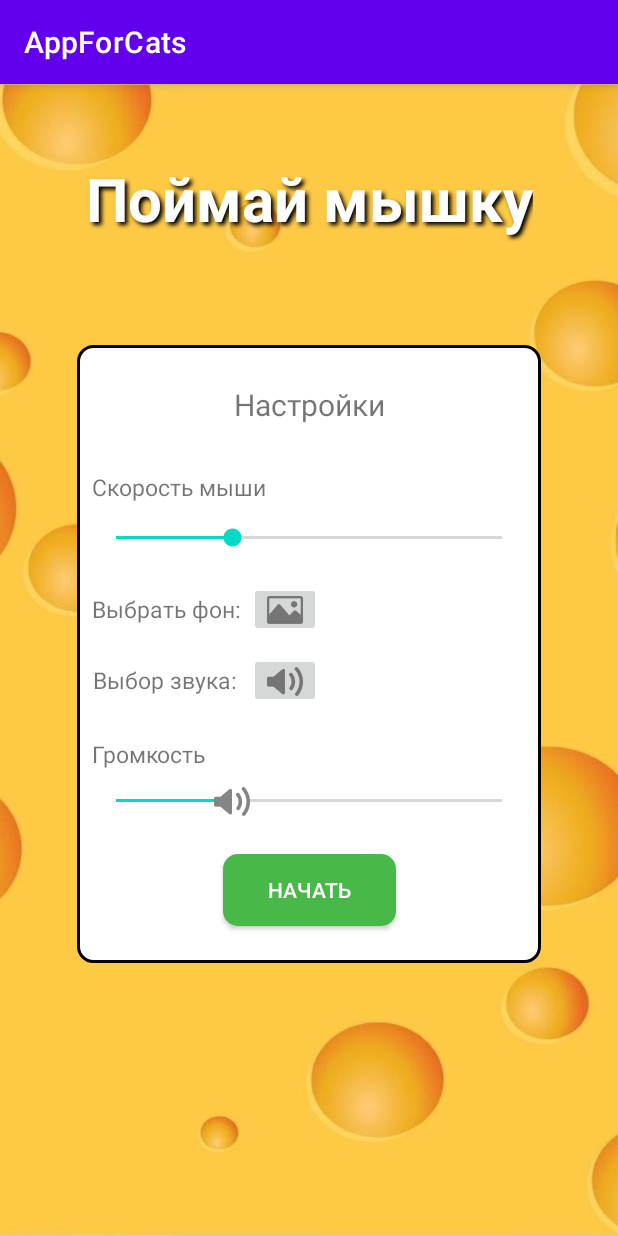
After one commit to ArtyomBY/MaxArt_AppForCats, an Android app: the CatchTheMouseActivity screen opened directly, with no data from a screen before it, on a phone screen of 412 x 824 dp. The commit adds this screen. Run offline under Robolectric (Android 15) with nearby library versions, the phone set to English and light mode, and no system bars.

Commit message:
Catch the mouse game (patch 1)

```diff
--- a/app/src/main/AndroidManifest.xml
+++ b/app/src/main/AndroidManifest.xml
@@ -2,7 +2,7 @@
 <manifest xmlns:android="http://schemas.android.com/apk/res/android"
     package="com.maxart.appforcats">
 
-    <uses-permission android:name="android.permission.INTERNET"/>
+    <uses-permission android:name="android.permission.INTERNET" />
 
     <application
         android:allowBackup="true"
@@ -11,7 +11,9 @@
         android:roundIcon="@mipmap/ic_launcher_round"
         android:supportsRtl="true"
         android:theme="@style/Theme.AppForCats">
-
+        <activity
+            android:name=".CatchTheMouseActivity"
+            android:exported="false" />
         <activity
             android:name=".MainActivity"
             android:exported="true">
--- /dev/null
+++ b/app/src/main/java/com/maxart/appforcats/CatchTheMouseActivity.java
@@ -0,0 +1,35 @@
+package com.maxart.appforcats;
+
+import android.graphics.drawable.BitmapDrawable;
+import android.graphics.drawable.Drawable;
+import android.os.Bundle;
+import android.view.LayoutInflater;
+import android.view.View;
+import android.view.ViewGroup;
+import android.view.Window;
+
+import androidx.annotation.Nullable;
+import androidx.appcompat.app.AppCompatActivity;
+
+public class CatchTheMouseActivity extends AppCompatActivity {
+
+    @Override
+    protected void onCreate(@Nullable Bundle savedInstanceState) {
+        super.onCreate(savedInstanceState);
+
+        requestWindowFeature(Window.FEATURE_NO_TITLE);
+        setContentView(R.layout.activity_catch_the_mouse);
+
+//        Drawable background = BitmapDrawable.createFromResourceStream()
+//        findViewById(android.R.id.content).getRootView().setBackground();
+
+        findViewById(R.id.start_button).setOnClickListener(v -> {
+            setContentView(new CatchTheMouseGameView(this));
+            startGame();
+        });
+    }
+
+    private void startGame() {
+
+    }
+}
--- /dev/null
+++ b/app/src/main/java/com/maxart/appforcats/CatchTheMouseGameView.java
@@ -0,0 +1,51 @@
+package com.maxart.appforcats;
+
+import android.content.Context;
+import android.graphics.Bitmap;
+import android.graphics.BitmapFactory;
+import android.graphics.Canvas;
+import android.graphics.Point;
+import android.view.View;
+
+public class CatchTheMouseGameView extends View {
+
+    Bitmap background;
+    Point offset;
+
+    public CatchTheMouseGameView(Context context) {
+        super(context);
+
+        background = BitmapFactory.decodeResource(getResources(), R.drawable.cheese_background);
+    }
+
+    @Override
+    protected void onDraw(Canvas canvas) {
+        super.onDraw(canvas);
+
+        scaleCenterCrop(background, getWidth(), getHeight());
+        canvas.drawBitmap(background, offset.x, offset.y, null);
+    }
+
+    private void scaleCenterCrop(Bitmap source, int newWidth, int newHeight) {
+        int sourceWidth = source.getWidth();
+        int sourceHeight = source.getHeight();
+
+        // Compute the scaling factors to fit the new height and width, respectively.
+        // To cover the final image, the final scaling will be the bigger
+        // of these two.
+        float xScale = (float) newWidth / sourceWidth;
+        float yScale = (float) newHeight / sourceHeight;
+        float scale = Math.max(xScale, yScale);
+
+        // Now get the size of the source bitmap when scaled
+        int scaledWidth = (int)(scale * sourceWidth);
+        int scaledHeight = (int)(scale * sourceHeight);
+        background = Bitmap.createScaledBitmap(source, scaledWidth, scaledHeight, true);
+
+        // Let's find out the upper left coordinates if the scaled bitmap
+        // should be centered in the new size give by the parameters
+        int left = (newWidth - scaledWidth) / 2;
+        int top = (newHeight - scaledHeight) / 2;
+        offset = new Point(left, top);
+    }
+}
--- a/app/src/main/java/com/maxart/appforcats/fragments/GamesFragment.java
+++ b/app/src/main/java/com/maxart/appforcats/fragments/GamesFragment.java
@@ -1,6 +1,7 @@
 package com.maxart.appforcats.fragments;
 
 import android.content.Context;
+import android.content.Intent;
 import android.os.Bundle;
 
 import androidx.annotation.NonNull;
@@ -14,6 +15,7 @@ import android.widget.ArrayAdapter;
 import android.widget.ListView;
 import android.widget.TextView;
 
+import com.maxart.appforcats.CatchTheMouseActivity;
 import com.maxart.appforcats.MainActivity;
 import com.maxart.appforcats.R;
 
@@ -50,6 +52,8 @@ public class GamesFragment extends Fragment {
                     case "Стукни крота":
                         break;
                     case "Поймай мышку":
+                        Intent i = new Intent(requireContext(), CatchTheMouseActivity.class);
+                        startActivity(i);
                         break;
                     case "Общение с виртуальными котами":
                         mainActivity.replaceFragment(new VirtualCatFragment());
--- /dev/null
+++ b/app/src/main/res/drawable/game_settings_background.xml
@@ -0,0 +1,14 @@
+<?xml version="1.0" encoding="utf-8"?>
+<shape xmlns:android="http://schemas.android.com/apk/res/android"
+    android:shape="rectangle">
+    <corners
+        android:radius="10dp"
+        />
+    <solid
+        android:color="@color/white"
+        />
+    <stroke
+        android:color="@color/black"
+        android:width="2dp"
+        />
+</shape>
--- /dev/null
+++ b/app/src/main/res/drawable/start_button_background.xml
@@ -0,0 +1,10 @@
+<?xml version="1.0" encoding="utf-8"?>
+<shape xmlns:android="http://schemas.android.com/apk/res/android"
+    android:shape="rectangle">
+    <corners
+        android:radius="10dp"
+        />
+    <solid
+        android:color="#48B848"
+        />
+</shape>
--- /dev/null
+++ b/app/src/main/res/layout/activity_catch_the_mouse.xml
@@ -0,0 +1,229 @@
+<?xml version="1.0" encoding="utf-8"?>
+<androidx.constraintlayout.widget.ConstraintLayout xmlns:android="http://schemas.android.com/apk/res/android"
+    xmlns:app="http://schemas.android.com/apk/res-auto"
+    xmlns:tools="http://schemas.android.com/tools"
+    android:layout_width="match_parent"
+    android:layout_height="match_parent"
+    tools:context=".CatchTheMouseActivity"
+    android:background="@drawable/cheese_background"
+    >
+
+    <TextView
+        android:layout_width="wrap_content"
+        android:layout_height="0dp"
+
+        android:id="@+id/title"
+        android:gravity="center"
+
+        android:text="@string/catch_the_mouse_title"
+        android:textSize="40sp"
+        android:textStyle="bold"
+        android:textColor="@color/white"
+        android:shadowColor="@color/black"
+        android:shadowRadius="3"
+        android:shadowDx="3"
+        android:shadowDy="3"
+
+        app:layout_constraintLeft_toLeftOf="parent"
+        app:layout_constraintRight_toRightOf="parent"
+        app:layout_constraintTop_toTopOf="parent"
+        app:layout_constraintBottom_toTopOf="@id/settings_frame"
+        app:layout_constraintVertical_weight="2"
+        />
+
+    <View
+        android:layout_width="match_parent"
+        android:layout_height="0dp"
+
+        android:id="@+id/settings_frame"
+
+        app:layout_constraintTop_toBottomOf="@id/title"
+        app:layout_constraintBottom_toBottomOf="parent"
+        app:layout_constraintVertical_weight="8"
+        />
+
+    <View
+        android:layout_width="0dp"
+        android:layout_height="0dp"
+        app:layout_constraintWidth_default="percent"
+        app:layout_constraintWidth_percent="0.75"
+        app:layout_constraintDimensionRatio="30:40"
+
+        android:id="@+id/settings_window"
+        android:background="@drawable/game_settings_background"
+
+        app:layout_constraintLeft_toLeftOf="parent"
+        app:layout_constraintRight_toRightOf="parent"
+        app:layout_constraintTop_toTopOf="@+id/settings_frame"
+        app:layout_constraintBottom_toBottomOf="@+id/settings_frame"
+        app:layout_constraintVertical_bias="0.1"
+        />
+
+    <androidx.constraintlayout.widget.ConstraintLayout
+        android:layout_width="0dp"
+        android:layout_height="0dp"
+        app:layout_constraintTop_toTopOf="@id/settings_window"
+        app:layout_constraintLeft_toLeftOf="@id/settings_window"
+        app:layout_constraintRight_toRightOf="@id/settings_window"
+        app:layout_constraintBottom_toBottomOf="@id/settings_window"
+
+        android:padding="10dp"
+        >
+
+        <TextView
+            android:layout_width="match_parent"
+            android:layout_height="0dp"
+
+            android:id="@+id/game_settings_title"
+            android:text="@string/game_settings_title"
+            android:textAlignment="center"
+            android:textSize="20sp"
+            android:gravity="center"
+
+            app:layout_constraintTop_toTopOf="parent"
+            app:layout_constraintBottom_toTopOf="@id/mouse_speed_title"
+            app:layout_constraintVertical_weight="1"
+            />
+
+        <TextView
+            android:layout_width="match_parent"
+            android:layout_height="0dp"
+
+            android:id="@+id/mouse_speed_title"
+            android:text="@string/mouse_speed_title"
+            android:textSize="15sp"
+            android:gravity="bottom"
+
+            app:layout_constraintTop_toBottomOf="@id/game_settings_title"
+            app:layout_constraintBottom_toTopOf="@id/mouse_speed"
+            app:layout_constraintVertical_weight="0.6"
+            />
+
+        <SeekBar
+            android:layout_width="match_parent"
+            android:layout_height="0dp"
+
+            android:id="@+id/mouse_speed"
+            android:progress="30"
+
+            app:layout_constraintTop_toBottomOf="@id/mouse_speed_title"
+            app:layout_constraintBottom_toTopOf="@id/background_choice_title"
+            app:layout_constraintVertical_weight="0.8"
+            />
+
+        <TextView
+            android:layout_width="wrap_content"
+            android:layout_height="0dp"
+
+            android:id="@+id/background_choice_title"
+            android:text="@string/background_choice_title"
+            android:textSize="15sp"
+            android:gravity="center"
+
+            app:layout_constraintLeft_toLeftOf="parent"
+            app:layout_constraintTop_toBottomOf="@id/mouse_speed"
+            app:layout_constraintBottom_toTopOf="@id/sound_choice_title"
+            app:layout_constraintVertical_weight="0.8"
+            />
+
+        <ImageButton
+            android:layout_width="wrap_content"
+            android:layout_height="0dp"
+
+            android:id="@+id/background_choice_button"
+            android:src="@drawable/ic_image"
+            android:layout_margin="5dp"
+            android:contentDescription="@string/background_button_content_description"
+
+            app:layout_constraintLeft_toRightOf="@id/background_choice_title"
+            app:layout_constraintTop_toTopOf="@id/background_choice_title"
+            app:layout_constraintBottom_toBottomOf="@id/background_choice_title"
+            />
+
+        <TextView
+            android:layout_width="wrap_content"
+            android:layout_height="0dp"
+
+            android:id="@+id/sound_choice_title"
+            android:text="@string/sound_choice_title"
+            android:textSize="15sp"
+            android:gravity="center"
+
+            app:layout_constraintLeft_toLeftOf="parent"
+            app:layout_constraintTop_toBottomOf="@id/background_choice_title"
+            app:layout_constraintBottom_toTopOf="@id/volume_title"
+            app:layout_constraintVertical_weight="0.8"
+            />
+
+        <ImageButton
+            android:layout_width="wrap_content"
+            android:layout_height="0dp"
+
+            android:src="@drawable/ic_volume"
+            android:layout_marginVertical="5dp"
+            android:contentDescription="@string/volume_button_content_description"
+
+            app:layout_constraintLeft_toLeftOf="@id/background_choice_button"
+            app:layout_constraintTop_toTopOf="@id/sound_choice_title"
+            app:layout_constraintBottom_toBottomOf="@id/sound_choice_title"
+            />
+
+        <TextView
+            android:layout_width="match_parent"
+            android:layout_height="0dp"
+
+            android:id="@+id/volume_title"
+            android:text="@string/volume_title"
+            android:textSize="15sp"
+            android:gravity="bottom"
+
+            app:layout_constraintTop_toBottomOf="@id/sound_choice_title"
+            app:layout_constraintBottom_toTopOf="@id/volume"
+            app:layout_constraintVertical_weight="0.6"
+            />
+
+        <SeekBar
+            android:layout_width="match_parent"
+            android:layout_height="0dp"
+
+            android:id="@+id/volume"
+            android:progress="30"
+            android:thumb="@drawable/ic_volume"
+
+            app:layout_constraintTop_toBottomOf="@id/volume_title"
+            app:layout_constraintBottom_toTopOf="@id/start_button_frame"
+            app:layout_constraintVertical_weight="0.7"
+            />
+
+        <View
+            android:layout_width="wrap_content"
+            android:layout_height="0dp"
+
+            android:id="@+id/start_button_frame"
+
+            app:layout_constraintLeft_toLeftOf="parent"
+            app:layout_constraintRight_toRightOf="parent"
+            app:layout_constraintTop_toBottomOf="@id/volume"
+            app:layout_constraintBottom_toBottomOf="parent"
+            app:layout_constraintVertical_weight="1.3"
+            />
+
+        <androidx.appcompat.widget.AppCompatButton
+            android:layout_width="wrap_content"
+            android:layout_height="wrap_content"
+
+            android:id="@+id/start_button"
+            android:text="@string/start"
+            android:textColor="@color/white"
+            android:paddingHorizontal="30dp"
+            android:background="@drawable/start_button_background"
+
+            app:layout_constraintTop_toTopOf="@id/start_button_frame"
+            app:layout_constraintBottom_toBottomOf="@id/start_button_frame"
+            app:layout_constraintLeft_toLeftOf="@id/start_button_frame"
+            app:layout_constraintRight_toRightOf="@id/start_button_frame"
+            />
+
+    </androidx.constraintlayout.widget.ConstraintLayout>
+
+</androidx.constraintlayout.widget.ConstraintLayout>
--- a/app/src/main/res/values/strings.xml
+++ b/app/src/main/res/values/strings.xml
@@ -8,4 +8,13 @@
     <string name="chats_fragment_title">Чаты</string>
     <string name="games_fragment_title">Игры для котов</string>
     <string name="recommendation_fragment_title">Советы</string>
+    <string name="catch_the_mouse_title">Поймай мышку</string>
+    <string name="game_settings_title">Настройки</string>
+    <string name="mouse_speed_title">Скорость мыши</string>
+    <string name="background_choice_title">Выбрать фон:</string>
+    <string name="sound_choice_title">Выбор звука:</string>
+    <string name="volume_title">Громкость</string>
+    <string name="volume_button_content_description">volume</string>
+    <string name="background_button_content_description">background</string>
+    <string name="start">Начать</string>
 </resources>
```
Also changed, not shown: app/src/main/res/drawable-hdpi/ic_image.png (added), app/src/main/res/drawable-hdpi/ic_volume.png (added), app/src/main/res/drawable-mdpi/ic_image.png (added), app/src/main/res/drawable-mdpi/ic_volume.png (added), app/src/main/res/drawable-xhdpi/ic_image.png (added), app/src/main/res/drawable-xhdpi/ic_volume.png (added), app/src/main/res/drawable-xxhdpi/ic_image.png (added), app/src/main/res/drawable-xxhdpi/ic_volume.png (added), app/src/main/res/drawable-xxxhdpi/ic_image.png (added), app/src/main/res/drawable-xxxhdpi/ic_volume.png (added), app/src/main/res/drawable/cheese_background.jpg (added).
